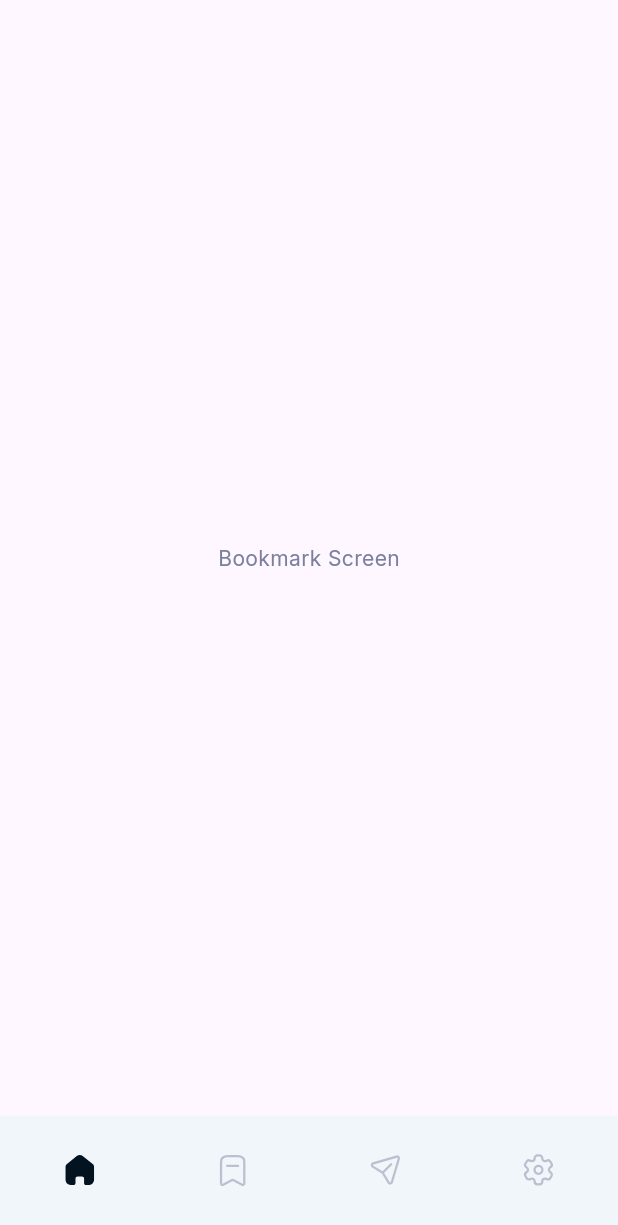
After one commit to logickoder/delivery-app, a Flutter app: the DashboardScreen screen opened by its route, swiped to page 2, on a phone screen of 412 x 824 dp. The commit adds this screen. Shown: the top 1225 px of the screen. Run offline on Flutter 3.47's test engine with Material 3 defaults, Android fonts, the phone set to English and light mode, and no system bars; our stand-ins replace flutter_svg, google_fonts; missing offline and left inert: dart:ffi.

Commit message:
feat(dashboard): created bottom bar

```diff
--- a/lib/core/app/asset.dart
+++ b/lib/core/app/asset.dart
@@ -4,4 +4,8 @@ class AppAsset {
   static const loginTopRightIcon = '$_icons/login_top_right.svg';
   static const loginCenterIcon = '$_icons/login_center.svg';
   static const googleIcon = '$_icons/google.svg';
+  static const homeIcon = '$_icons/home.svg';
+  static const bookmarkIcon = '$_icons/bookmark.svg';
+  static const chatIcon = '$_icons/chat.svg';
+  static const settingsIcon = '$_icons/settings.svg';
 }
--- a/lib/core/app/route.dart
+++ b/lib/core/app/route.dart
@@ -1,14 +1,14 @@
 import 'package:flutter/widgets.dart';
 
-import '../../modules/home/presentation/home_screen.dart';
+import '../../modules/dashboard/presentation/dashboard_screen.dart';
 import '../../modules/login/presentation/login_screen.dart';
 
 class AppRoute {
   static const login = '/';
-  static const home = '/home';
+  static const dashboard = '/dashboard';
 
   static Map<String, WidgetBuilder> get routes => {
         login: (_) => const LoginScreen(),
-        home: (_) => const HomeScreen(),
+        dashboard: (_) => const DashboardScreen(),
       };
 }
--- /dev/null
+++ b/lib/modules/dashboard/presentation/dashboard_screen.dart
@@ -0,0 +1,64 @@
+import 'package:flutter/material.dart';
+
+import '../../home/presentation/home_screen.dart';
+import '../../shared/widgets/bottom_bar.dart';
+
+class DashboardScreen extends StatefulWidget {
+  const DashboardScreen({super.key});
+
+  @override
+  State<DashboardScreen> createState() => _DashboardScreenState();
+}
+
+class _DashboardScreenState extends State<DashboardScreen> {
+  int selectedIndex = 0;
+
+  final _pageController = PageController();
+
+  @override
+  Widget build(BuildContext context) {
+    return Scaffold(
+      body: PageView.builder(
+        itemBuilder: _pageBuilder,
+        controller: _pageController,
+        physics: const NeverScrollableScrollPhysics(),
+      ),
+      bottomNavigationBar: BottomBar(
+        selectedIndex: selectedIndex,
+        onIndexSelected: _onPageChanged,
+      ),
+    );
+  }
+
+  @override
+  void dispose() {
+    _pageController.dispose();
+    super.dispose();
+  }
+
+  NullableIndexedWidgetBuilder get _pageBuilder {
+    return (context, index) {
+      switch (index) {
+        case 0:
+          return const HomeScreen();
+        case 1:
+          return const Center(child: Text('Bookmark Screen'));
+        case 2:
+          return const Center(child: Text('Chat Screen'));
+        case 3:
+          return const Center(child: Text('Settings Screen'));
+        default:
+          return const SizedBox();
+      }
+    };
+  }
+
+  void _onPageChanged(int index) {
+    setState(() => selectedIndex = index);
+    _pageController.animateToPage(
+      index,
+      duration: Durations.short4,
+      curve: Curves.bounceIn,
+    );
+  }
+}
--- a/lib/modules/login/presentation/login_screen.dart
+++ b/lib/modules/login/presentation/login_screen.dart
@@ -121,7 +121,7 @@ class _LoginScreenState extends State<LoginScreen> {
       ScaffoldMessenger.of(context).showSnackBar(
         const SnackBar(content: Text('Welcome back')),
       );
-      Navigator.pushReplacementNamed(context, AppRoute.home);
+      Navigator.pushReplacementNamed(context, AppRoute.dashboard);
     });
   }
 }
--- /dev/null
+++ b/lib/modules/shared/widgets/bottom_bar.dart
@@ -0,0 +1,54 @@
+import 'package:collection/collection.dart';
+import 'package:flutter/material.dart';
+import 'package:flutter_svg/flutter_svg.dart';
+
+import '../../../core/app/asset.dart';
+import '../../../core/app/theme.dart';
+
+class BottomBar extends StatelessWidget {
+  const BottomBar({
+    super.key,
+    required this.selectedIndex,
+    required this.onIndexSelected,
+  });
+
+  final int selectedIndex;
+  final void Function(int) onIndexSelected;
+
+  static const icons = [
+    AppAsset.homeIcon,
+    AppAsset.bookmarkIcon,
+    AppAsset.chatIcon,
+    AppAsset.settingsIcon,
+  ];
+
+  @override
+  Widget build(BuildContext context) {
+    final color = AppColor.of(context);
+
+    return Container(
+      color: color.card,
+      padding: const EdgeInsets.only(top: 24, bottom: 32),
+      child: FractionallySizedBox(
+        widthFactor: 0.8,
+        child: Row(
+          mainAxisAlignment: MainAxisAlignment.spaceBetween,
+          children: icons.mapIndexed(
+            (index, icon) {
+              return GestureDetector(
+                onTap: () => onIndexSelected(index),
+                child: SvgPicture.asset(
+                  icon,
+                  colorFilter: ColorFilter.mode(
+                    index == selectedIndex ? color.border : color.onCard,
+                    BlendMode.srcIn,
+                  ),
+                ),
+              );
+            },
+          ).toList(),
+        ),
+      ),
+    );
+  }
+}
```
Also changed, not shown: assets/icons/bookmark.svg (added), assets/icons/chat.svg (added), assets/icons/home.svg (added), assets/icons/settings.svg (added).
